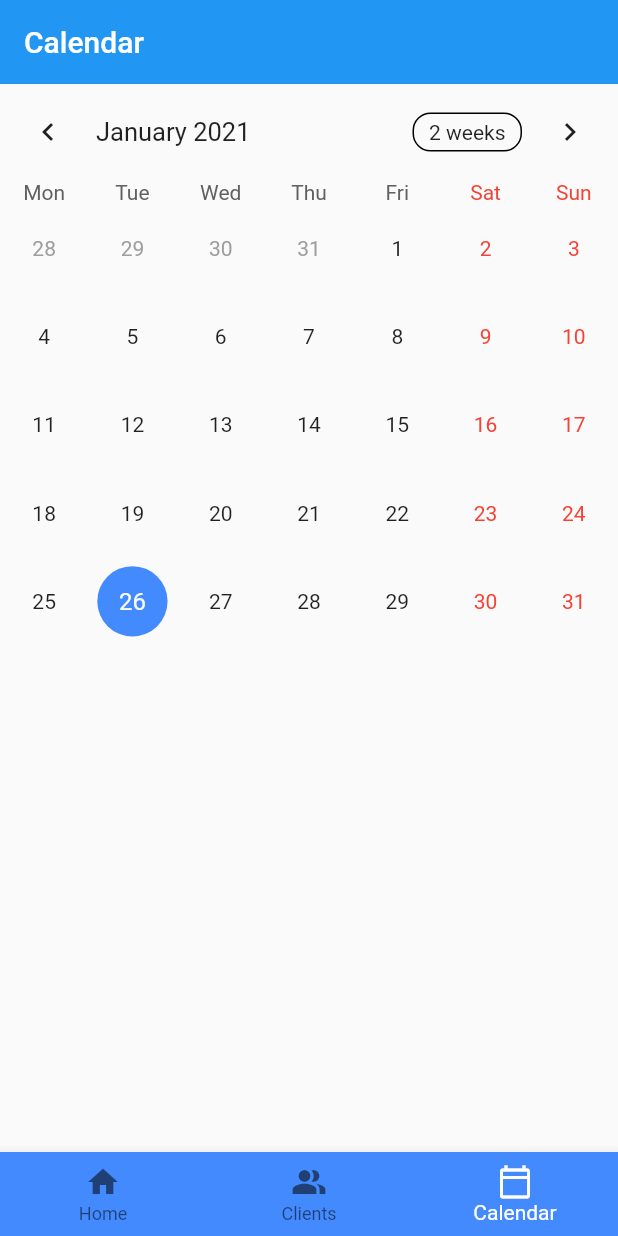
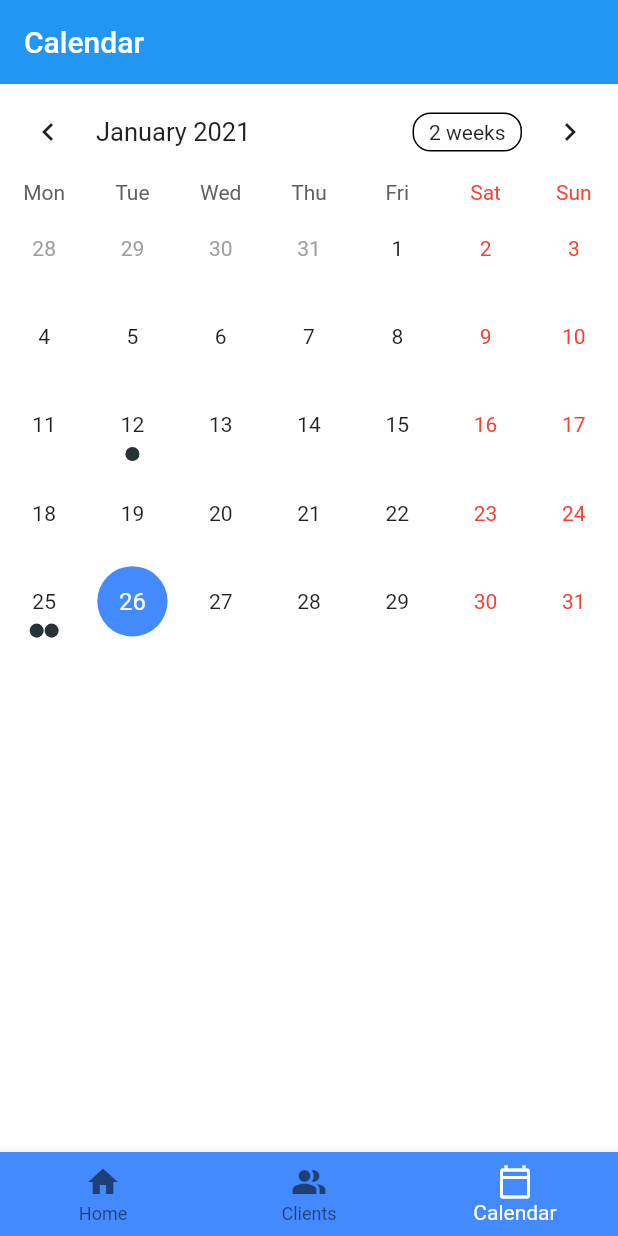
Before and after one commit to ssanchini/apra_printing, a Flutter app: the screen it shows after launch, item 3 of the bottom bar chosen, on a phone screen of 412 x 824 dp. Run offline on Flutter 3.47's test engine with Material 2 defaults, Android fonts, the phone set to English and light mode, and no system bars; drawn by our look-alikes of table_calendar; our stand-ins replace equatable, grouped_list.

Commit message:
Terminato la parte del calendario e iniziao la home page. Mi concentro sulla parte delle notifiche

```diff
--- a/lib/model/appState.dart
+++ b/lib/model/appState.dart
@@ -1,4 +1,5 @@
 import 'dart:async';
+import 'package:collection/collection.dart';
 import 'package:flutter/cupertino.dart';
 import 'package:flutter/material.dart';
 import 'package:flutter/foundation.dart';
@@ -13,11 +14,8 @@ import 'printer.dart';
 class AppState extends ChangeNotifier {
 
   List<Printer> printersList = [];
-
   Map<String, List<Printer>> contratti = {};
-
-  Map<DateTime, List<Printer>> _eventi = {};
-
+  Map<DateTime, List<Printer>> eventi = {};
 
   //TODO: creo due liste, una di clienti e una di contratti/stampanti
   //TODO: imposto la mappa (Client, Lista stampanti) perche' ad ogni cliente
@@ -25,7 +23,6 @@ class AppState extends ChangeNotifier {
 
   int c = 0;
   int num_contratti = 0;
-  String appoggio;
 
   Future init(BuildContext context) async {
     debugPrint('caricamento liste stampanti');
@@ -38,8 +35,15 @@ class AppState extends ChangeNotifier {
         .map((e) => Printer.fromJson(e))
         .toList();
 
+    List<Printer> listByDate = List.from(printersList);
+
+    listByDate.sort((a,b) => a.fineContratto.compareTo(b.fineContratto));
+
+    //TODO: qui implemento la mappa con chiave la data di finecontratto
+    eventi = groupBy(listByDate, (key) => key.fineContratto);
+
+    //TODO: qui implemento la mappa di contratti con chiave la ragione sociale
     for (int i = 0; i < printersList.length; i ++) {
-
       if (contratti.containsKey(printersList[i].rag_cliente) )
       {
         contratti[printersList[i].rag_cliente].add(printersList[i]);
--- a/lib/model/printer.dart
+++ b/lib/model/printer.dart
@@ -55,4 +55,8 @@ class Printer {
   @override
   List<Object> get props => [ idStampante ];
 
+  @override
+  String toString() {
+    return rag_cliente;
+  }
 }
--- a/lib/pages/bottom_bar_page.dart
+++ b/lib/pages/bottom_bar_page.dart
@@ -1,5 +1,5 @@
 import 'package:apra_printing/pages/calendar_page.dart';
-import 'package:apra_printing/pages/clients.dart';
+import 'package:apra_printing/pages/clients_page.dart';
 import 'package:apra_printing/pages/home_page.dart';
 import 'package:flutter/material.dart';
 
@@ -36,7 +36,7 @@ class _MyStatefulWidgetState extends State<MyStatefulWidget> {
 
   final _pageOptions = [
     HomePage(),
-    Clients(),
+    ClientsPage(),
     CalendarPage(),
   ];
 
@@ -52,6 +52,7 @@ class _MyStatefulWidgetState extends State<MyStatefulWidget> {
       body: Center(
         child: _pageOptions.elementAt(_selectedPage),
       ),
+      backgroundColor: Colors.white,
       bottomNavigationBar: BottomNavigationBar(
         backgroundColor: Colors.blueAccent,
         items: const <BottomNavigationBarItem>[
--- a/lib/pages/calendar_page.dart
+++ b/lib/pages/calendar_page.dart
@@ -5,19 +5,16 @@ import 'package:table_calendar/table_calendar.dart';
 
 import 'package:provider/provider.dart';
 
-
 class CalendarPage extends StatefulWidget {
   @override
   _CalendarStatePage createState() => _CalendarStatePage();
 }
 
 class _CalendarStatePage extends State<CalendarPage> {
-
   CalendarController _controller;
   final current = DateTime.now();
 
-  final Map<DateTime, List<Printer>> _eventi = {};
-
+  List selectedEvents = [];
 
   @override
   void initState() {
@@ -31,7 +28,6 @@ class _CalendarStatePage extends State<CalendarPage> {
     super.dispose();
   }
 
-
   @override
   Widget build(BuildContext context) {
     return Scaffold(
@@ -39,25 +35,50 @@ class _CalendarStatePage extends State<CalendarPage> {
         elevation: 0,
         title: Text('Calendar'),
       ),
-        body: Selector<AppState, List<Printer>>(
-            selector: (_, state) => state.printersList,
-            builder: (context, list, _) {
-              Map.fromIterable(list, key: (v) => v.fineContratto, value: (v) => " $v.ragione_sociale $v.serial_number" );
-              debugPrint('Carico gli eventi');
-              return TableCalendar(
-                //events: ,
+      body: Selector<AppState, Map<DateTime, List<Printer>>>(
+          selector: (_, state) => state.eventi,
+          builder: (context, listaEventi, _) => Column(children: [
+                TableCalendar(
+                  events: listaEventi,
                   calendarStyle:
                       CalendarStyle(selectedColor: Colors.blueAccent),
                   startingDayOfWeek: StartingDayOfWeek.monday,
                   onDaySelected: (date, events, holiday) {
                     print(date.toIso8601String());
+                    setState(() {
+                      selectedEvents = events;
+                      print(events);
+                    });
                   },
-
-                calendarController: _controller,);
+                  calendarController: _controller,
+                ),
+                const SizedBox(height: 8.0),
+                Expanded(child: eventListConstruct()),
+              ])),
+      backgroundColor: Colors.white,
+    );
   }
 
-
-        )
+  Widget eventListConstruct() {
+    return ListView(
+      children: selectedEvents
+          .map((e) => Container(
+                decoration: BoxDecoration(
+                  border: Border.all(width: 0.8),
+                  borderRadius: BorderRadius.circular(12.0),
+                ),
+                margin:
+                    const EdgeInsets.symmetric(horizontal: 8.0, vertical: 4.0),
+                child: ListTile(
+                  contentPadding:
+                      EdgeInsets.symmetric(horizontal: 20.0, vertical: 10.0),
+                  title: Text("${e.serial_number}"),
+                  subtitle:
+                      Text("${e.rag_cliente} - ${e.marca} : ${e.modello}"),
+                  onTap: () => e,
+                ),
+              ))
+          .toList(),
     );
   }
 }
--- a/pubspec.yaml
+++ b/pubspec.yaml
@@ -27,6 +27,7 @@ dependencies:
   grouped_list: ^3.7.1
   collection: ^1.14.13
   equatable: ^1.2.5
+  intl: ^0.16.1
 
 
   # The following adds the Cupertino Icons font to your application.
@@ -37,6 +38,7 @@ dev_dependencies:
   flutter_test:
     sdk: flutter
   provider: ^4.2.3+3
+  flutter_local_notifications: ^3.0.1
 
 
 # For information on the generic Dart part of this file, see the
```
Also changed, not shown: lib/pages/clients_page.dart (renamed from lib/pages/clients.dart, +4 -4 lines), lib/pages/home_page.dart (+57 -7 lines), lib/pages/main.dart (+14 -1 lines), lib/widget/contractWidget.dart (+20 -7 lines), pubspec.lock. Lines whose indentation alone changed are shown as unchanged.
